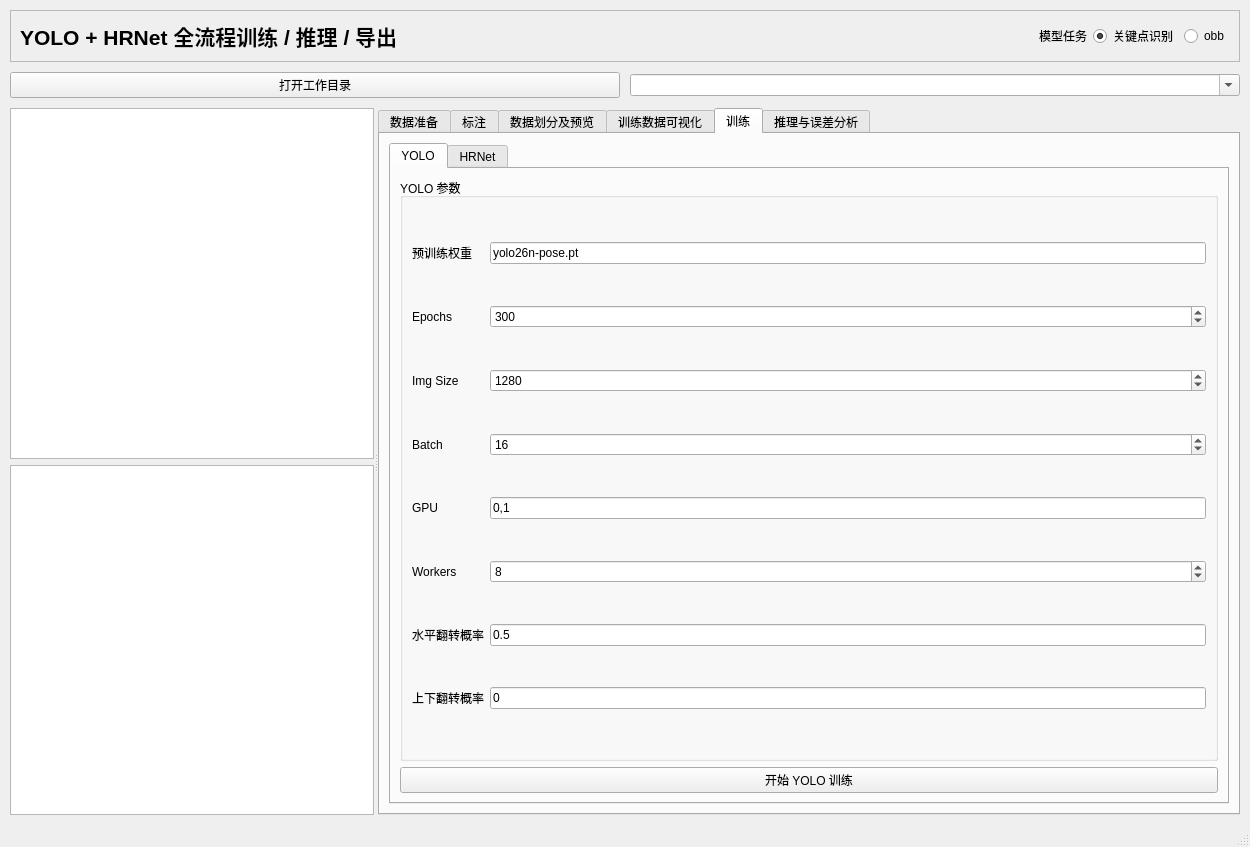
qiangzhang-ebots/VisualTrainFactory, file VisualTrainFactory.ui: the form before one commit.
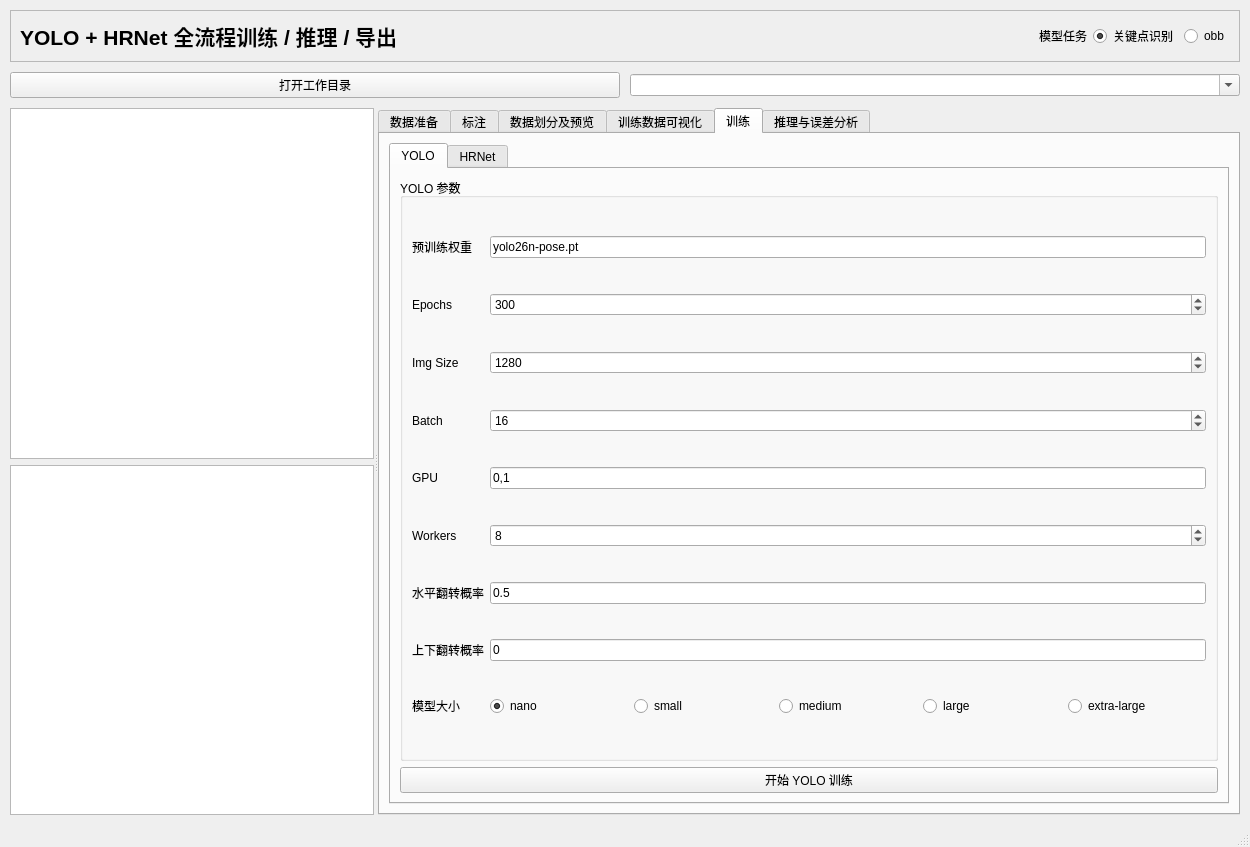
The form after the commit. The open tabs and pages were chosen to show the change. Icons and pictures are not drawn.

Commit message: 允许用不同size的yolo来训练

```diff
--- a/VisualTrainFactory.ui
+++ b/VisualTrainFactory.ui
@@ -968,6 +968,55 @@
                   </property>
                  </widget>
                 </item>
+                 <item row="8" column="0">
+                  <widget class="QLabel" name="labelYoloModelSize">
+                   <property name="text">
+                    <string>模型大小</string>
+                   </property>
+                  </widget>
+                 </item>
+                 <item row="8" column="1">
+                  <layout class="QHBoxLayout" name="horizontalLayout_yoloModelSize">
+                   <item>
+                    <widget class="QRadioButton" name="radioYoloSizeN">
+                     <property name="text">
+                      <string>nano</string>
+                     </property>
+                     <property name="checked">
+                      <bool>true</bool>
+                     </property>
+                    </widget>
+                   </item>
+                   <item>
+                    <widget class="QRadioButton" name="radioYoloSizeS">
+                     <property name="text">
+                      <string>small</string>
+                     </property>
+                    </widget>
+                   </item>
+                   <item>
+                    <widget class="QRadioButton" name="radioYoloSizeM">
+                     <property name="text">
+                      <string>medium</string>
+                     </property>
+                    </widget>
+                   </item>
+                   <item>
+                    <widget class="QRadioButton" name="radioYoloSizeL">
+                     <property name="text">
+                      <string>large</string>
+                     </property>
+                    </widget>
+                   </item>
+                   <item>
+                    <widget class="QRadioButton" name="radioYoloSizeX">
+                     <property name="text">
+                      <string>extra-large</string>
+                     </property>
+                    </widget>
+                   </item>
+                  </layout>
+                 </item>
                </layout>
               </widget>
              </item>
```
Lines whose indentation alone changed are shown as unchanged. The commit also changes 15 other files.
